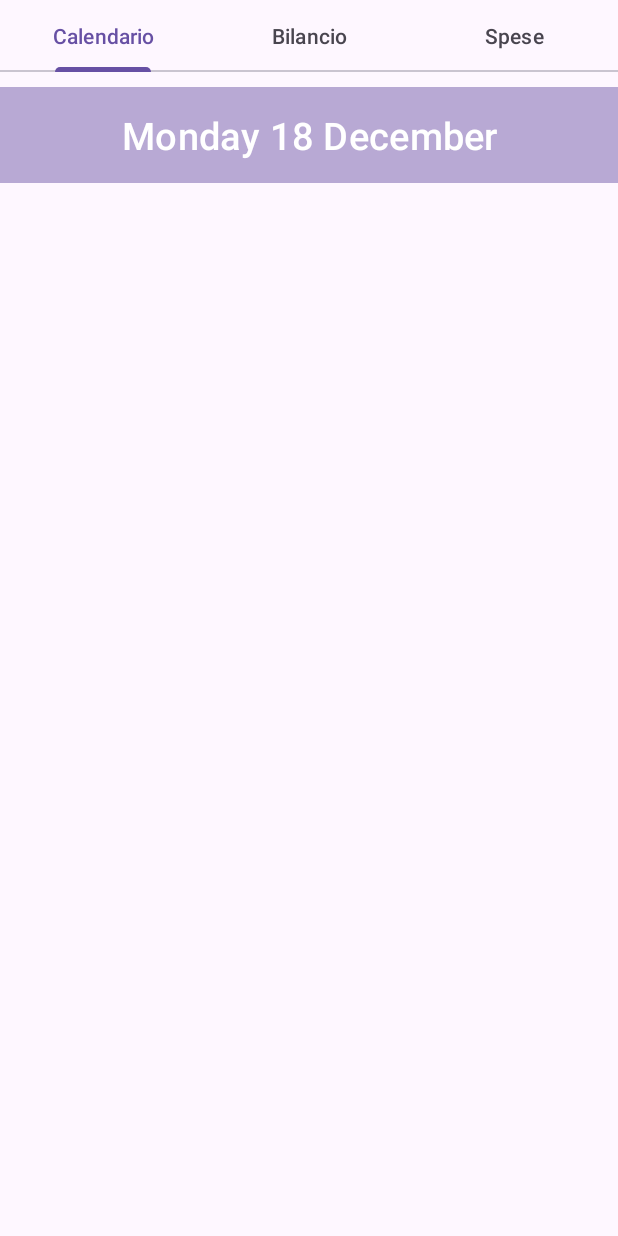
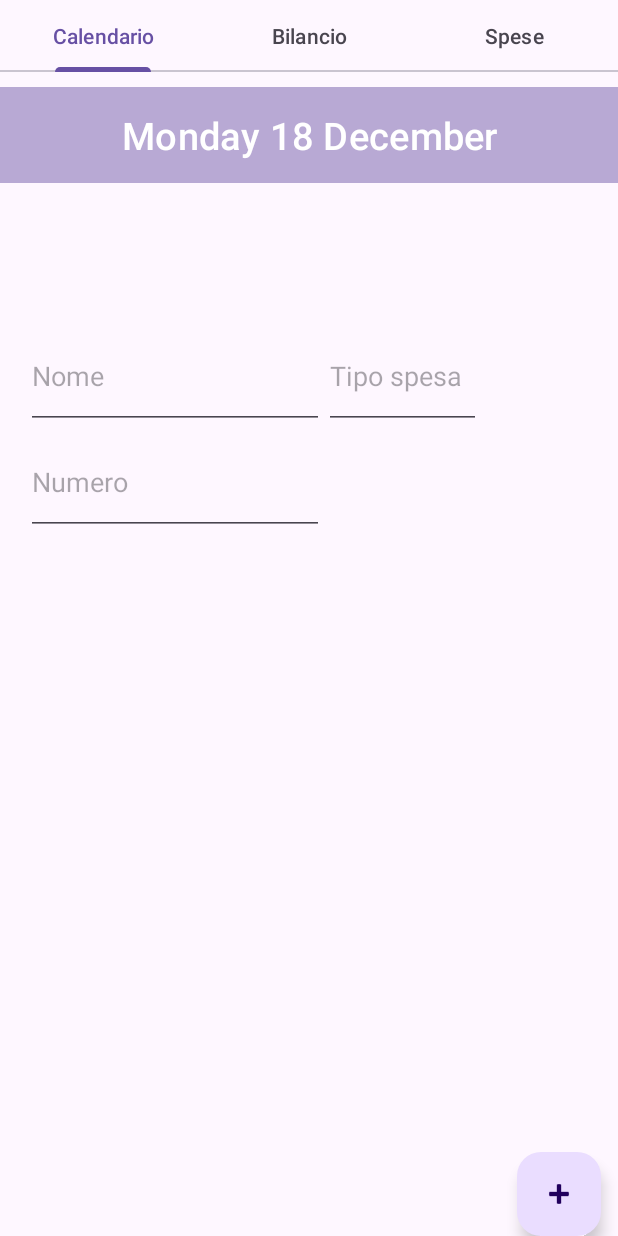
Before and after one commit to martinaminiello/Spese_MyApplication, an Android app: the screen it shows after launch (MainActivity), on a phone screen of 412 x 824 dp. Run offline under Robolectric (Android 15) with nearby library versions, the phone set to English and light mode, and no system bars; 2 statements that could not run were skipped.

Commit message:
RecycleViwer added but date is STILL NOT filtered

```diff
--- a/app/src/main/java/com/example/spese_myapplication/fragments/CalendarioFragment.java
+++ b/app/src/main/java/com/example/spese_myapplication/fragments/CalendarioFragment.java
@@ -7,20 +7,29 @@ import android.view.View;
 import android.view.ViewGroup;
 import android.widget.Button;
 import android.widget.DatePicker;
+import android.widget.EditText;
+import android.widget.Spinner;
+
 import androidx.fragment.app.Fragment;
+import androidx.recyclerview.widget.LinearLayoutManager;
+import androidx.recyclerview.widget.RecyclerView;
 
 
 import com.example.spese_myapplication.R;
+import com.google.android.material.floatingactionbutton.FloatingActionButton;
 
 import java.text.SimpleDateFormat;
+import java.util.ArrayList;
 import java.util.Calendar;
+import java.util.List;
 import java.util.Locale;
 
 public class CalendarioFragment extends Fragment {
 
     private Button btnDatePicker;
     private Calendar selectedDate;
-
+    private List<Item> itemList = new ArrayList<>();
+    private MyAdapter adapter;
     @Override
     public View onCreateView(LayoutInflater inflater, ViewGroup container, Bundle savedInstanceState) {
         View view = inflater.inflate(R.layout.fragment_calendario, container, false);
@@ -39,6 +48,47 @@ public class CalendarioFragment extends Fragment {
 
         // Update button text with the current date
         updateButtonText();
+        RecyclerView recyclerView = view.findViewById(R.id.recyclerView);
+        recyclerView.setLayoutManager(new LinearLayoutManager(requireContext()));
+
+        adapter = new MyAdapter(itemList);
+        recyclerView.setAdapter(adapter);
+
+        FloatingActionButton btnAddItem = view.findViewById(R.id.btnAddItem);
+        EditText etNome = view.findViewById(R.id.editNome);
+        EditText etTipo = view.findViewById(R.id.editTipo);
+        EditText etPrezzo = view.findViewById(R.id.editPrezzo);
+
+        btnAddItem.setOnClickListener(view1 -> {
+            // Get user input
+            String nome = etNome.getText().toString();
+            String tipo = etTipo.getText().toString();
+            int prezzo = Integer.parseInt(etPrezzo.getText().toString());
+
+
+            // Create a new item with the selected date
+            Item newItem = new Item(nome, tipo, prezzo, selectedDate);
+
+            // Add the new item to the list
+            itemList.add(newItem);
+
+            // Clear the input fields
+            etNome.getText().clear();
+            etTipo.getText().clear();
+            etPrezzo.getText().clear();
+
+            // Filter items based on the selected date
+            List<Item> itemsForSelectedDate = new ArrayList<>();
+            for (Item existingItem : itemList) {
+                if (existingItem.hasSameDate(selectedDate)) {
+                    itemsForSelectedDate.add(existingItem);
+                }
+            }
+
+            // Update the adapter with the filtered list
+            adapter.setItems(itemsForSelectedDate);
+
+        });
 
         return view;
     }
@@ -71,4 +121,5 @@ public class CalendarioFragment extends Fragment {
         String buttonText = sdf.format(selectedDate.getTime());
         btnDatePicker.setText(buttonText);
     }
+
 }
--- a/app/src/main/res/layout/fragment_calendario.xml
+++ b/app/src/main/res/layout/fragment_calendario.xml
@@ -28,6 +28,74 @@
 
     </Button>
 
+    <androidx.recyclerview.widget.RecyclerView
+        android:id="@+id/recyclerView"
+        android:layout_weight="10"
+        android:layout_width="match_parent"
+        android:layout_height="wrap_content"
+        android:layout_below="@id/datepicker"
+        android:layout_alignParentStart="true"
+        android:layout_alignParentTop="true"
+        android:layout_centerHorizontal="true"
+        android:layout_marginStart="0dp"
+        android:layout_marginTop="134dp" />
+
+
+    <GridLayout
+        android:layout_width="323dp"
+        android:layout_height="161dp"
+        android:layout_below="@+id/recyclerView"
+        android:layout_alignParentStart="true"
+        android:layout_centerHorizontal="true"
+        android:layout_gravity="center_horizontal"
+        android:layout_marginStart="7dp"
+        android:layout_marginLeft="15dp"
+        android:layout_marginTop="23dp"
+        android:alignmentMode="alignMargins"
+        android:columnCount="2"
+        android:columnOrderPreserved="false"
+        android:padding="10dp"
+        android:rowCount="2">
+
+        <EditText
+            android:id="@+id/editNome"
+            android:layout_width="190dp"
+            android:layout_height="wrap_content"
+            android:layout_rowWeight="1"
+            android:layout_columnWeight="1"
+
+            android:hint="Nome" />
+
+        <EditText
+            android:id="@+id/editTipo"
+            android:layout_width="wrap_content"
+            android:layout_height="wrap_content"
+            android:layout_rowWeight="1"
+            android:layout_columnWeight="1"
+            android:hint="Tipo spesa" />
+
+        <EditText
+            android:id="@+id/editPrezzo"
+            android:layout_width="wrap_content"
+            android:layout_height="wrap_content"
+            android:layout_rowWeight="1"
+            android:layout_columnWeight="1"
+            android:hint="Numero" />
+    </GridLayout>
+
+    <com.google.android.material.floatingactionbutton.FloatingActionButton
+        android:id="@+id/btnAddItem"
+        android:layout_width="wrap_content"
+        android:layout_height="wrap_content"
+        android:layout_alignParentEnd="true"
+        android:layout_alignParentBottom="true"
+        android:layout_marginEnd="11dp"
+        android:layout_marginBottom="137dp"
+        android:clickable="true"
+        android:contentDescription="@string/add_item_description"
+        android:focusable="true"
+        android:src="@android:drawable/ic_input_add"
+        android:text="+" />
 
 
 </RelativeLayout>
--- a/app/src/main/res/values/strings.xml
+++ b/app/src/main/res/values/strings.xml
@@ -2,4 +2,10 @@
     <string name="app_name">Spese_MyApplication</string>
     <!-- TODO: Remove or change this placeholder text -->
     <string name="hello_blank_fragment">Hello blank fragment</string>
+
+        <string name="add_item_description">+</string>
+    <string-array name="operation_choices">
+        <item>+</item>
+        <item>-</item>
+    </string-array>
 </resources>
```
Also changed, not shown: app/src/main/java/com/example/spese_myapplication/MainActivity.java (+15 -8 lines).
